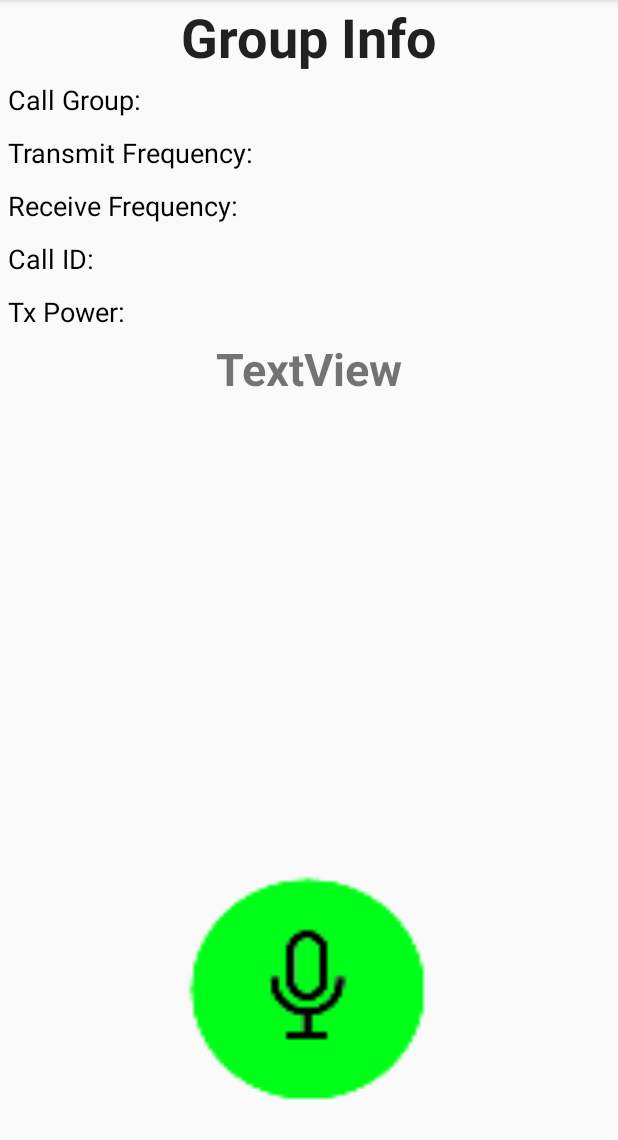
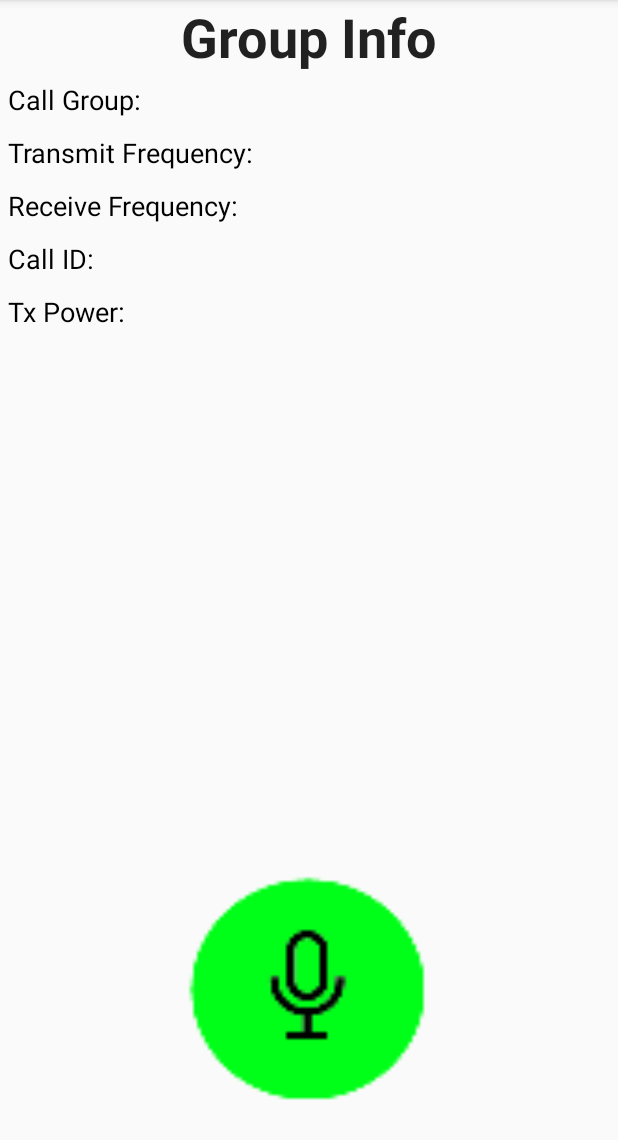
Before and after one commit to ankit-trantor/AlphaProject_Voice-master, an Android app: the MainActivity screen opened directly, with no data from a screen before it, on a phone screen of 412 x 824 dp, the part 96-1236 px from its top. Run offline under Robolectric (Android 15) with nearby library versions, the light colour scheme and no system bars.

Commit message:
UI changes *Transmitting text indication

```diff
--- a/app/src/main/java/com/example/xjh786/myapplication/firstPage.java
+++ b/app/src/main/java/com/example/xjh786/myapplication/firstPage.java
@@ -322,7 +322,7 @@ public class firstPage extends AppCompatActivity {
                     result_to_show = result_to_show + result.mResult.phrase;
                     Toast.makeText(firstPage.this, result_to_show, Toast.LENGTH_LONG).show();
                     Log.d(TAG, result_to_show);
-                    Toast.makeText(firstPage.this, result_to_show, Toast.LENGTH_LONG).show();
+                    //Toast.makeText(firstPage.this, result_to_show, Toast.LENGTH_LONG).show();
 
                     if (result.mResult.result == Result.ACCEPT) {
                         Intent intent = new Intent(firstPage.this, profile.class);
--- a/app/src/main/res/layout/ptt1.xml
+++ b/app/src/main/res/layout/ptt1.xml
@@ -65,5 +65,6 @@
         android:text="TextView"
         android:textAlignment="center"
         android:textSize="30sp"
-        android:textStyle="bold" />
+        android:textStyle="bold"
+        android:visibility="invisible" />
 </LinearLayout>
```
Also changed, not shown: app/src/main/java/com/example/xjh786/myapplication/MainActivity.java (+7 -1 lines).
